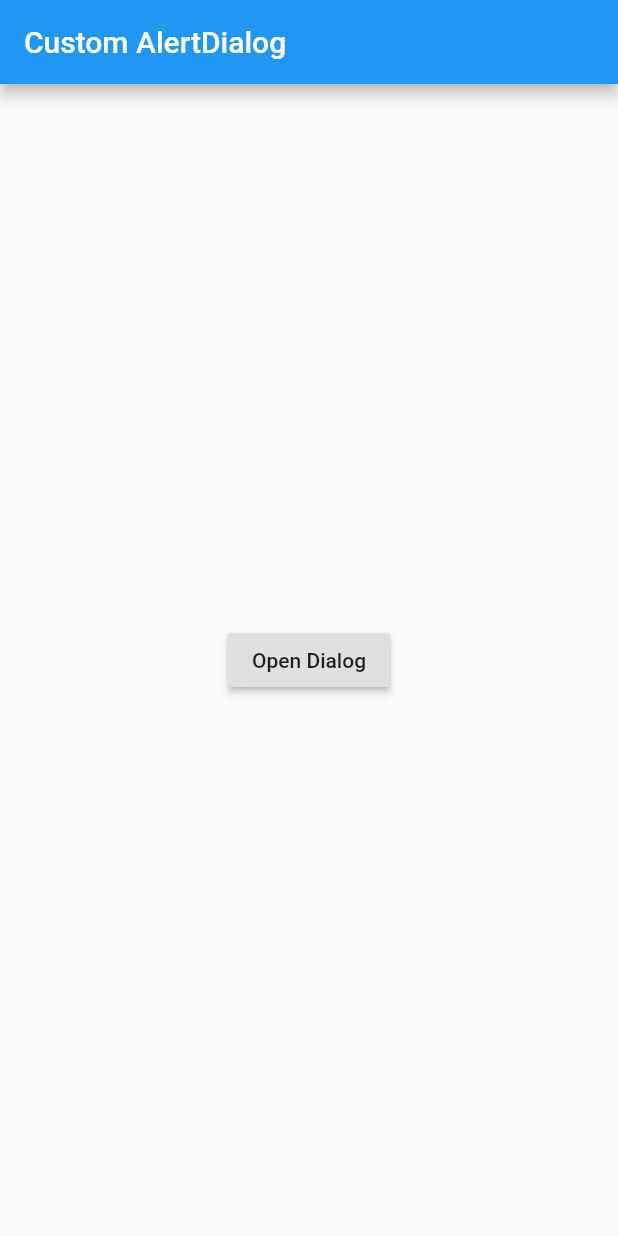
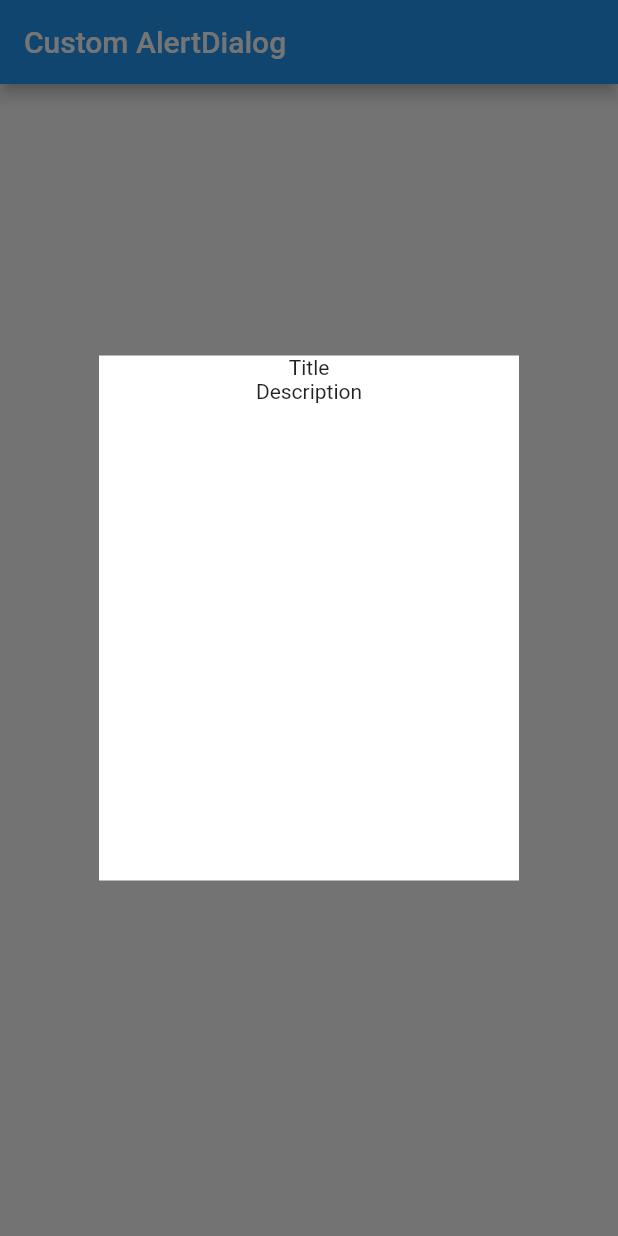
Before and after one commit to SalihCanBinboga/Flutter-Custom-AlertDialog, a Flutter app: the screen it shows after launch, after a tap on "Open Dialog", on a phone screen of 412 x 824 dp. Run offline on Flutter 3.47's test engine with Material 2 defaults, Android fonts, the phone set to English and light mode, and no system bars.

Commit message:
Demo tree completed

```diff
--- a/lib/ui/components/CustomAlertDialog.dart
+++ b/lib/ui/components/CustomAlertDialog.dart
@@ -1,9 +1,9 @@
 import 'package:flutter/material.dart';
+import 'package:flutter_custom_alertdialog/ui/components/DialogWidget.dart';
 
+enum DialogButtonType { SINGLE_BUTTON, MULTI_BUTTON }
 
-enum DialogButtonType{SINGLE_BUTTON,MULTI_BUTTON}
-
-class CustomAlertDialog{
+class CustomAlertDialog {
   final BuildContext context;
   final String title;
   final String description;
@@ -11,8 +11,13 @@ class CustomAlertDialog{
   final List<Widget> buttonList;
   final Function onClose;
 
-  CustomAlertDialog(this.context, this.title, this.description, this.buttonType, this.buttonList, this.onClose);
+  CustomAlertDialog({this.context, this.title, this.description, this.buttonType, this.buttonList, this.onClose});
 
-
-
+  show() {
+    showDialog(
+        context: context,
+        builder: (context) {
+          return DialogWidget();
+        });
+  }
 }
--- /dev/null
+++ b/lib/ui/components/DialogWidget.dart
@@ -0,0 +1,32 @@
+import 'package:flutter/material.dart';
+
+
+class DialogWidget extends StatelessWidget {
+
+  @override
+  Widget build(BuildContext context) {
+    return Dialog(
+      shape: RoundedRectangleBorder(
+        borderRadius: BorderRadius.circular(12),
+      ),
+      elevation: 0,
+      backgroundColor: Colors.transparent,
+      child: createDialogContainer(),
+    );
+  }
+
+  Widget createDialogContainer() {
+    return Container(
+      height: 350,
+      decoration: BoxDecoration(
+        color: Colors.white,
+      ),
+      child: Column(
+        children: <Widget>[
+          Text("Title"),
+          Text("Description"),
+        ],
+      ),
+    );
+  }
+}
--- a/lib/ui/screen/HomeScreen.dart
+++ b/lib/ui/screen/HomeScreen.dart
@@ -1,4 +1,5 @@
 import 'package:flutter/material.dart';
+import 'package:flutter_custom_alertdialog/ui/components/CustomAlertDialog.dart';
 
 class HomeScreen extends StatefulWidget {
   @override
@@ -17,13 +18,15 @@ class _HomeScreenState extends State<HomeScreen> {
           child: RaisedButton(
             child: Text("Open Dialog"),
             onPressed: () {
-              openDialog();
+              CustomAlertDialog(
+                context: context,
+                title: "Test Amaçlı Titledir",
+                description: "Test Amaçlı Açıklamadır"
+              ).show();
             },
           ),
         ),
       ),
     );
   }
-
-  openDialog() {}
 }
```
